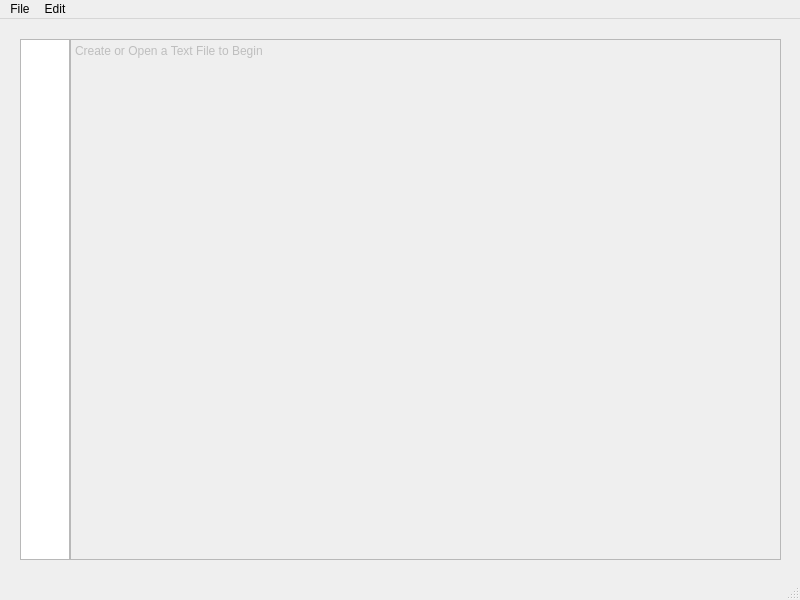
First picture: the form in mainwindow.ui, repository MuradWafik/notepad, before the edit.
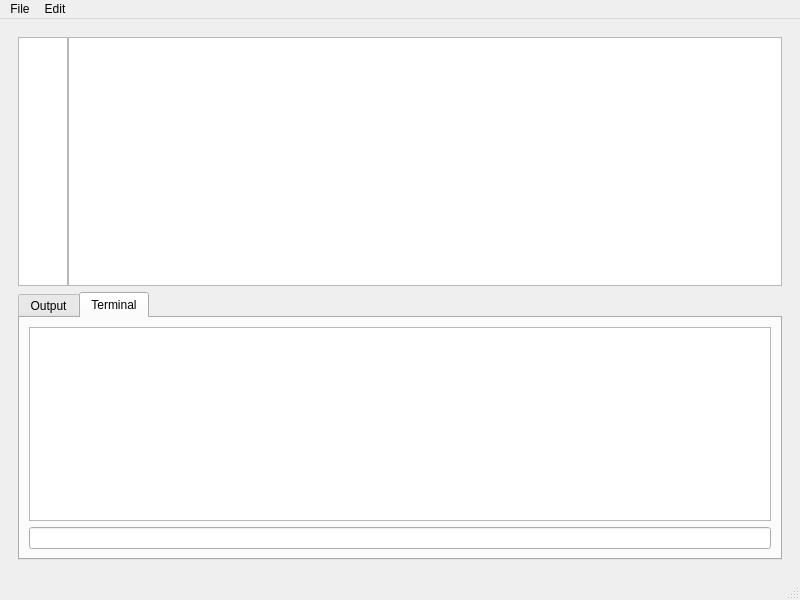
Second picture: the form after the edit.

Commit message: change in structure for the ui, and a terminal opens when you open a file

The edit to the form file:
```diff
--- a/mainwindow.ui
+++ b/mainwindow.ui
@@ -14,21 +14,49 @@
    <string>MainWindow</string>
   </property>
   <widget class="QWidget" name="centralwidget">
-   <widget class="QWidget" name="horizontalLayoutWidget">
-    <property name="geometry">
-     <rect>
-      <x>20</x>
-      <y>20</y>
-      <width>761</width>
-      <height>521</height>
-     </rect>
-    </property>
+   <layout class="QHBoxLayout" name="horizontalLayout_2">
+    <item>
+     <widget class="QStackedWidget" name="stackedWidget">
+      <property name="currentIndex">
+       <number>1</number>
+      </property>
+      <widget class="QWidget" name="page">
+       <layout class="QHBoxLayout" name="horizontalLayout_3">
+        <item>
+         <widget class="QLabel" name="label">
+          <property name="sizePolicy">
+           <sizepolicy hsizetype="Expanding" vsizetype="Ignored">
+            <horstretch>0</horstretch>
+            <verstretch>0</verstretch>
+           </sizepolicy>
+          </property>
+          <property name="text">
+           <string>Create or Open A File to Begin</string>
+          </property>
+          <property name="alignment">
+           <set>Qt::AlignLeading|Qt::AlignLeft|Qt::AlignTop</set>
+          </property>
+         </widget>
+        </item>
+       </layout>
+      </widget>
+      <widget class="QWidget" name="page_2">
+       <property name="sizePolicy">
+        <sizepolicy hsizetype="Expanding" vsizetype="Expanding">
+         <horstretch>0</horstretch>
+         <verstretch>0</verstretch>
+        </sizepolicy>
+       </property>
+       <layout class="QHBoxLayout" name="horizontalLayout_4">
+        <item>
+         <layout class="QVBoxLayout" name="verticalLayout_3">
+          <item>
     <layout class="QHBoxLayout" name="horizontalLayout">
      <property name="spacing">
       <number>0</number>
      </property>
      <item>
-      <widget class="QTextEdit" name="lineNumTextEdit">
+             <widget class="QPlainTextEdit" name="lineNumPlainTextEdit">
        <property name="sizePolicy">
         <sizepolicy hsizetype="Minimum" vsizetype="Expanding">
          <horstretch>0</horstretch>
@@ -38,7 +66,7 @@
        <property name="minimumSize">
         <size>
          <width>20</width>
-         <height>0</height>
+                <height>40</height>
         </size>
        </property>
        <property name="maximumSize">
@@ -53,6 +81,9 @@
          <height>0</height>
         </size>
        </property>
+              <property name="layoutDirection">
+               <enum>Qt::LeftToRight</enum>
+              </property>
        <property name="inputMethodHints">
         <set>Qt::ImhNone</set>
        </property>
@@ -63,16 +94,13 @@
         <enum>Qt::ScrollBarAlwaysOff</enum>
        </property>
        <property name="sizeAdjustPolicy">
-        <enum>QAbstractScrollArea::AdjustIgnored</enum>
-       </property>
-       <property name="undoRedoEnabled">
-        <bool>false</bool>
+               <enum>QAbstractScrollArea::AdjustToContents</enum>
        </property>
        <property name="readOnly">
         <bool>true</bool>
        </property>
-       <property name="acceptRichText">
-        <bool>true</bool>
+              <property name="plainText">
+               <string/>
        </property>
        <property name="textInteractionFlags">
         <set>Qt::NoTextInteraction</set>
@@ -81,11 +109,17 @@
      </item>
      <item>
       <widget class="QPlainTextEdit" name="plainTextEdit">
-       <property name="enabled">
-        <bool>false</bool>
+              <property name="minimumSize">
+               <size>
+                <width>40</width>
+                <height>40</height>
+               </size>
+              </property>
+              <property name="sizeAdjustPolicy">
+               <enum>QAbstractScrollArea::AdjustToContents</enum>
        </property>
        <property name="plainText">
-        <string>Create or Open a Text File to Begin</string>
+               <string/>
        </property>
        <property name="placeholderText">
         <string/>
@@ -93,7 +127,54 @@
       </widget>
      </item>
     </layout>
-   </widget>
+          </item>
+          <item>
+           <layout class="QVBoxLayout" name="verticalLayout_4">
+            <item>
+             <widget class="QTabWidget" name="tabWidget">
+              <property name="currentIndex">
+               <number>1</number>
+              </property>
+              <widget class="QWidget" name="tab">
+               <attribute name="title">
+                <string>Output</string>
+               </attribute>
+              </widget>
+              <widget class="QWidget" name="tab_2">
+               <attribute name="title">
+                <string>Terminal</string>
+               </attribute>
+               <layout class="QVBoxLayout" name="verticalLayout_5">
+                <item>
+                 <widget class="QPlainTextEdit" name="terminalBox">
+                  <property name="readOnly">
+                   <bool>true</bool>
+                  </property>
+                  <property name="plainText">
+                   <string/>
+                  </property>
+                 </widget>
+                </item>
+                <item>
+                 <widget class="QLineEdit" name="inputTerminalCommand">
+                  <property name="text">
+                   <string/>
+                  </property>
+                 </widget>
+                </item>
+               </layout>
+              </widget>
+             </widget>
+            </item>
+           </layout>
+          </item>
+         </layout>
+        </item>
+       </layout>
+      </widget>
+     </widget>
+    </item>
+   </layout>
   </widget>
   <widget class="QMenuBar" name="menubar">
    <property name="geometry">
```
Left out of the diff: 11 changed lines with no effect on the pictures. Lines whose indentation alone changed are shown as unchanged. The commit also changes 16 other files.
